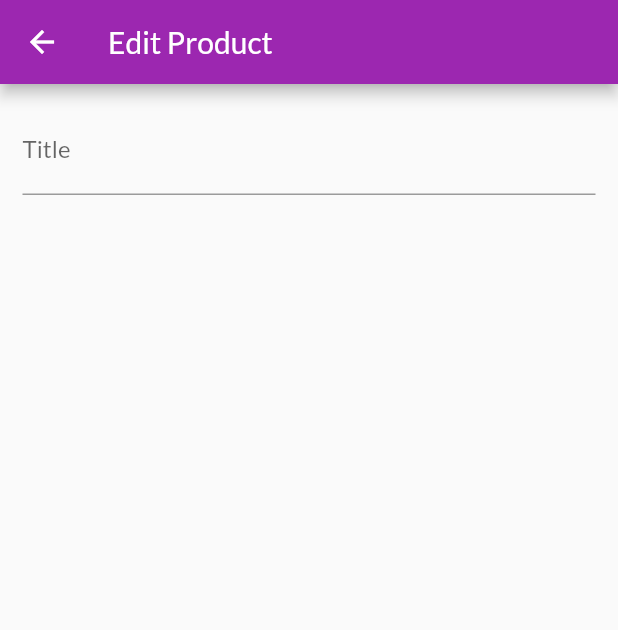
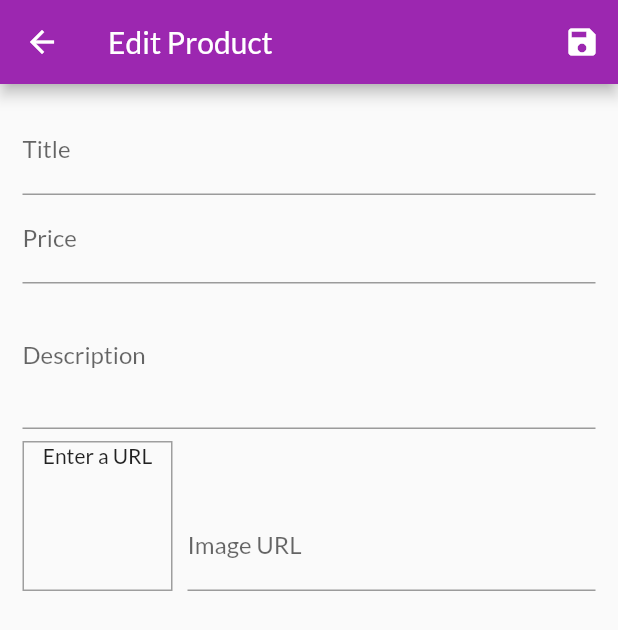
Before and after one commit to AyariAhmed/Shop-app, a Flutter app: the EditProductScreen screen opened by its route, on a phone screen of 412 x 824 dp. Shown: the top 630 px of the screen. Run offline on Flutter 3.47's test engine with Material 2 defaults, Android fonts, the phone set to English and light mode, and no system bars; network calls fail.

Commit message:
Adding Form Validation

```diff
--- a/lib/screens/edit_product_screen.dart
+++ b/lib/screens/edit_product_screen.dart
@@ -1,5 +1,6 @@
 import 'package:flutter/material.dart';
 import 'package:flutter/services.dart';
+import 'package:shop_app/providers/product.dart';
 
 class EditProductScreen extends StatefulWidget {
   static const routeName = '/edit-product';
@@ -9,18 +10,158 @@ class EditProductScreen extends StatefulWidget {
 }
 
 class _EditProductScreenState extends State<EditProductScreen> {
+  final _priceFocusNode = FocusNode();
+  final _descriptionFocusNode = FocusNode();
+  final _imageUrlController = TextEditingController();
+  final _imageUrlFocusNode = FocusNode();
+  final _form = GlobalKey<FormState>();
+  Product _editedProduct =
+      Product(id: null, title: '', description: '', price: 0.0, imageUrl: '');
+
+  @override
+  void dispose() {
+    _priceFocusNode.dispose();
+    _descriptionFocusNode.dispose();
+    _imageUrlController.dispose();
+    _imageUrlFocusNode.removeListener(_updateImageUrl);
+    _imageUrlFocusNode.dispose();
+    super.dispose();
+  }
+
+  @override
+  void initState() {
+    _imageUrlFocusNode.addListener(_updateImageUrl);
+    super.initState();
+  }
+
+  void _updateImageUrl() {
+    if (!_imageUrlFocusNode.hasFocus) {
+      setState(() {}); // A hack that forces the UI to update
+    }
+  }
+
+  void _saveForm() {
+    final isValid = _form.currentState.validate();
+    if(!isValid){
+      return;
+    }
+    _form.currentState.save();
+    /*print(_editedProduct.title);
+    print(_editedProduct.imageUrl);
+    print(_editedProduct.description);
+    print(_editedProduct.price);*/
+
+  }
+
   @override
   Widget build(BuildContext context) {
     return Scaffold(
-       appBar: AppBar(title: Text('Edit Product'),),
+      appBar: AppBar(
+        title: Text('Edit Product'),
+        actions: [IconButton(icon: Icon(Icons.save), onPressed: _saveForm)],
+      ),
       body: Padding(
         padding: const EdgeInsets.all(15),
         child: Form(
+          key: _form,
           child: ListView(
             children: [
               TextFormField(
                 decoration: InputDecoration(labelText: 'Title'),
                 textInputAction: TextInputAction.next,
+                onFieldSubmitted: (_) {
+                  FocusScope.of(context).requestFocus(_priceFocusNode);
+                },
+                onSaved: (value) {
+                  _editedProduct = Product(
+                      title: value,
+                      price: _editedProduct.price,
+                      description: _editedProduct.description,
+                      id: _editedProduct.id,
+                      imageUrl: _editedProduct.imageUrl);
+                },
+                validator: (value){
+                  if(value.isEmpty){
+                    return 'Please provide a Value';
+                  }
+                  return null;
+                },
+              ),
+              TextFormField(
+                decoration: InputDecoration(labelText: 'Price'),
+                textInputAction: TextInputAction.next,
+                keyboardType: TextInputType.number,
+                focusNode: _priceFocusNode,
+                onFieldSubmitted: (_) {
+                  FocusScope.of(context).requestFocus(_descriptionFocusNode);
+                },
+                  onSaved: (value) {
+                    _editedProduct = Product(
+                        title: _editedProduct.title,
+                        price: double.parse(value),
+                        description: _editedProduct.description,
+                        id: _editedProduct.id,
+                        imageUrl: _editedProduct.imageUrl);
+                  }
+              ),
+              TextFormField(
+                decoration: InputDecoration(labelText: 'Description'),
+                keyboardType: TextInputType.multiline,
+                maxLines: 3,
+                focusNode: _descriptionFocusNode,
+                  onSaved: (value) {
+                    _editedProduct = Product(
+                        title: _editedProduct.title,
+                        price: _editedProduct.price,
+                        description: value,
+                        id: _editedProduct.id,
+                        imageUrl: _editedProduct.imageUrl);
+                  }
+              ),
+              Row(
+                crossAxisAlignment: CrossAxisAlignment.end,
+                children: [
+                  Container(
+                    height: 100,
+                    width: 100,
+                    margin: EdgeInsets.only(top: 8, right: 10),
+                    decoration: BoxDecoration(
+                        border: Border.all(width: 1, color: Colors.grey)),
+                    child: _imageUrlController.text.isEmpty
+                        ? Text(
+                            'Enter a URL',
+                            textAlign: TextAlign.center,
+                          )
+                        : FittedBox(
+                            child: Image.network(
+                              _imageUrlController.text,
+                              height: 97,
+                              width: 97,
+                            ),
+                            fit: BoxFit.cover,
+                          ),
+                  ),
+                  Expanded(
+                    child: TextFormField(
+                      decoration: InputDecoration(labelText: 'Image URL'),
+                      keyboardType: TextInputType.url,
+                      textInputAction: TextInputAction.done,
+                      controller: _imageUrlController,
+                      focusNode: _imageUrlFocusNode,
+                      onFieldSubmitted: (_) {
+                        _saveForm();
+                      },
+                        onSaved: (value) {
+                          _editedProduct = Product(
+                              title: _editedProduct.title,
+                              price: _editedProduct.price,
+                              description: _editedProduct.description,
+                              id: _editedProduct.id,
+                              imageUrl: value);
+                        }
+                    ),
+                  )
+                ],
               )
             ],
           ),
```
